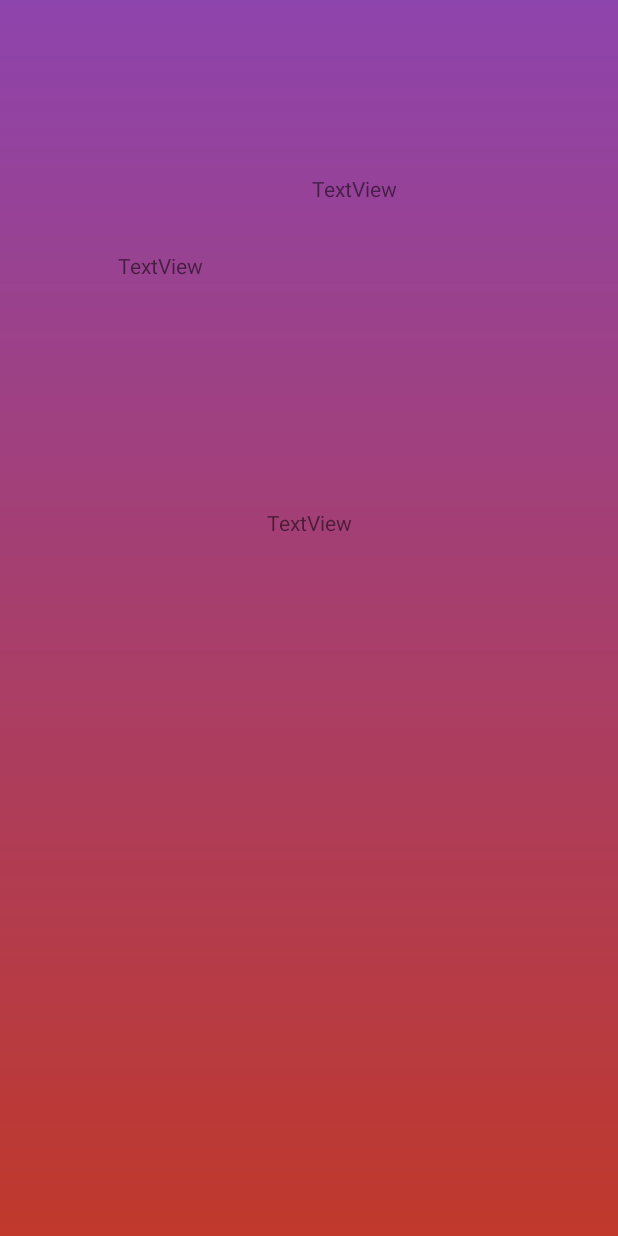
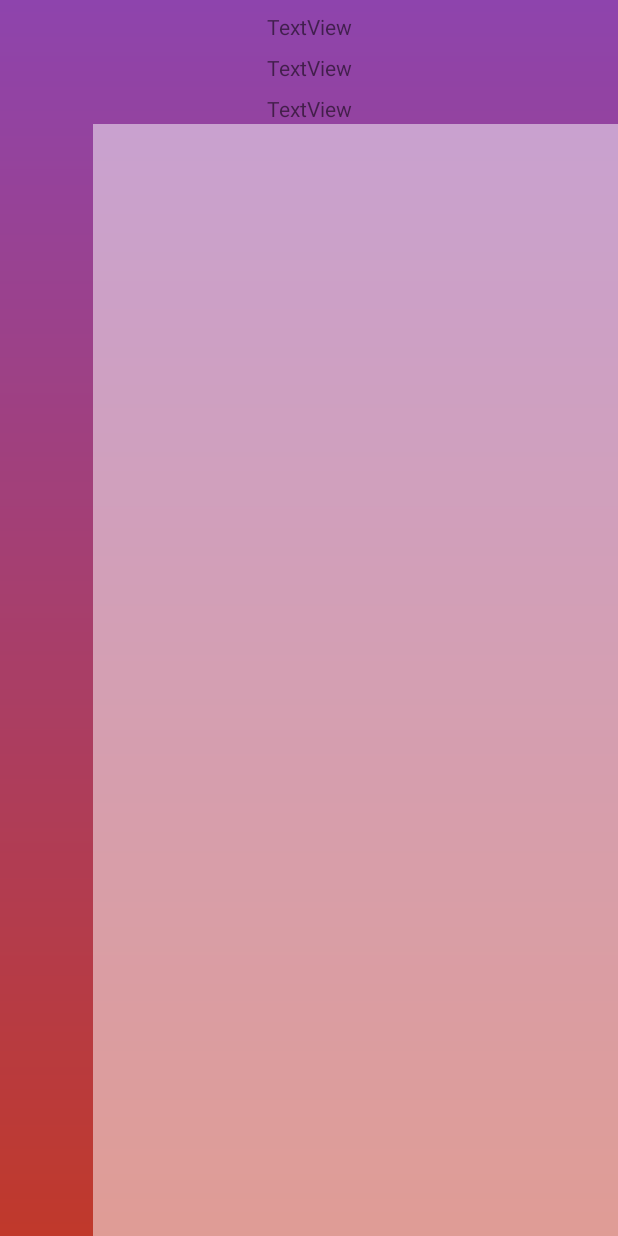
Before and after one commit to EgorCheh/Gosha, an Android app: the JobDetail screen opened directly, with no data from a screen before it, on a phone screen of 412 x 824 dp. Run offline under Robolectric (Android 15) with nearby library versions, the phone set to English and light mode, and no system bars; Roboto replaces fonts that are not available here; 4 statements that could not run were skipped.

Commit message:
job Detail background fix

```diff
--- a/app/src/main/res/layout/activity_job_detail.xml
+++ b/app/src/main/res/layout/activity_job_detail.xml
@@ -6,37 +6,18 @@
     android:background="@drawable/background"
     tools:context=".JobDetail">
 
-    <ImageView
-        android:id="@+id/imageView3"
-        android:layout_width="343dp"
-        android:layout_height="626dp"
-        android:layout_marginStart="8dp"
-        android:layout_marginLeft="8dp"
-        android:layout_marginTop="8dp"
-        android:layout_marginEnd="8dp"
-        android:layout_marginRight="8dp"
-        android:layout_marginBottom="8dp"
-        app:layout_constraintBottom_toBottomOf="parent"
-        app:layout_constraintEnd_toEndOf="parent"
-        app:layout_constraintHorizontal_bias="1.0"
-        app:layout_constraintStart_toStartOf="parent"
-        app:layout_constraintTop_toTopOf="parent"
-        app:layout_constraintVertical_bias="1.0"
-        tools:srcCompat="@tools:sample/avatars" />
-
     <TextView
         android:id="@+id/tv_title"
         android:layout_width="wrap_content"
         android:layout_height="wrap_content"
         android:layout_marginStart="8dp"
         android:layout_marginLeft="8dp"
-        android:layout_marginTop="116dp"
+        android:layout_marginTop="8dp"
         android:layout_marginEnd="8dp"
         android:layout_marginRight="8dp"
 
         android:text="TextView"
         app:layout_constraintEnd_toEndOf="parent"
-        app:layout_constraintHorizontal_bias="0.589"
         app:layout_constraintStart_toStartOf="parent"
         app:layout_constraintTop_toTopOf="parent" />
 
@@ -46,12 +27,11 @@
         android:layout_height="wrap_content"
         android:layout_marginStart="8dp"
         android:layout_marginLeft="8dp"
-        android:layout_marginTop="32dp"
+        android:layout_marginTop="8dp"
         android:layout_marginEnd="8dp"
         android:layout_marginRight="8dp"
         android:text="TextView"
         app:layout_constraintEnd_toEndOf="parent"
-        app:layout_constraintHorizontal_bias="0.208"
         app:layout_constraintStart_toStartOf="parent"
         app:layout_constraintTop_toBottomOf="@+id/tv_title" />
 
@@ -61,7 +41,7 @@
         android:layout_height="wrap_content"
         android:layout_marginStart="8dp"
         android:layout_marginLeft="8dp"
-        android:layout_marginTop="152dp"
+        android:layout_marginTop="8dp"
         android:layout_marginEnd="8dp"
         android:layout_marginRight="8dp"
         android:text="TextView"
@@ -75,7 +55,7 @@
         android:layout_height="wrap_content"
         android:layout_marginStart="8dp"
         android:layout_marginLeft="8dp"
-        android:layout_marginTop="188dp"
+        android:layout_marginTop="8dp"
         android:layout_marginEnd="8dp"
         android:layout_marginRight="8dp"
         android:text="TextView"
@@ -83,4 +63,27 @@
         app:layout_constraintStart_toStartOf="parent"
         app:layout_constraintTop_toBottomOf="@+id/tv_price" />
 
+    <android.support.constraint.Guideline
+        android:id="@+id/guideline7"
+        android:layout_width="wrap_content"
+        android:layout_height="wrap_content"
+        android:orientation="vertical"
+        app:layout_constraintGuide_percent="0.15" />
+
+    <android.support.constraint.Guideline
+        android:id="@+id/guideline8"
+        android:layout_width="wrap_content"
+        android:layout_height="wrap_content"
+        android:orientation="horizontal"
+        app:layout_constraintGuide_percent="0.1" />
+
+    <ImageView
+        android:id="@+id/imageView4"
+        android:layout_width="0dp"
+        android:layout_height="0dp"
+        app:layout_constraintBottom_toBottomOf="parent"
+        app:layout_constraintEnd_toEndOf="parent"
+        app:layout_constraintStart_toStartOf="@+id/guideline7"
+        app:layout_constraintTop_toTopOf="@+id/guideline8"
+        app:srcCompat="@android:drawable/screen_background_light_transparent" />
 </android.support.constraint.ConstraintLayout>
```
